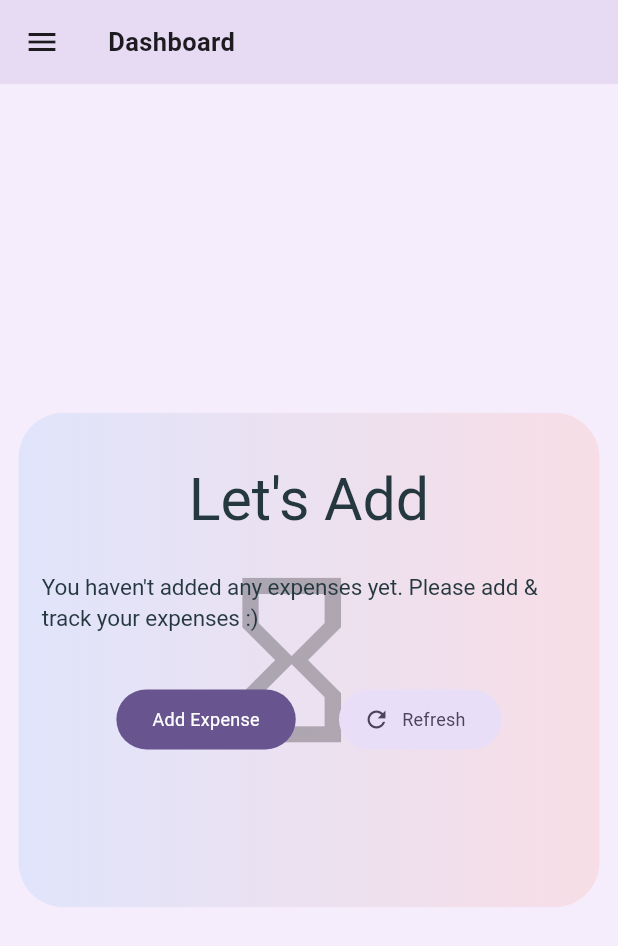
After one commit to chiggosVikash/expense_manager, a Flutter app: the screen it shows after launch, on a phone screen of 412 x 824 dp. The commit adds this screen. Shown: the top 946 px of the screen. Run offline on Flutter 3.47's test engine with Material 2 defaults, Android fonts, the phone set to English and light mode, and no system bars; our stand-ins replace flutter_riverpod, google_fonts, objectbox, riverpod_annotation, shared_preferences, syncfusion_flutter_charts; generated files the repository leaves out were written again; Roboto replaces fonts that are missing (WorkSans).

Commit message:
Fixed Dashboard Issue

```diff
--- a/lib/app_theme/theme_setting.dart
+++ b/lib/app_theme/theme_setting.dart
@@ -12,6 +12,7 @@ final darkTheme = ThemeData.dark(
 
 
 final lightTheme = ThemeData(
+  appBarTheme: AppBarTheme(backgroundColor: Colors.deepPurple.withOpacity(.15)),
   elevatedButtonTheme: const ElevatedButtonThemeData(
     style: ButtonStyle(
       // minimumSize: MaterialStateProperty.all<Size>(Size.fromWidth(50))
--- a/lib/main.dart
+++ b/lib/main.dart
@@ -22,6 +22,7 @@ class MyApp extends ConsumerWidget {
       builder: (context,ref,child) {
         final themeMode = ref.watch(themeManagerProvider);
         return MaterialApp(
+
           title: 'Expense Manager',
           onGenerateRoute: route.onGenerateRoute,
           debugShowCheckedModeBanner: false,
--- a/lib/providers/dashboard_manager/dashboard_manager.dart
+++ b/lib/providers/dashboard_manager/dashboard_manager.dart
@@ -131,6 +131,9 @@ class DashboardManager extends _$DashboardManager with DashboardQuery,LDBQuery i
   @override
   List<YearlyExpenseModel> yearlyExpenses() {
     final yearlyExpensesData =  yearlyExpensesQ();
+    if(yearlyExpensesData.isEmpty){
+      return [];
+    }
     if(yearlyExpensesData.length < 2){
       yearlyExpensesData[0].shader = _firstYearShed;
       return yearlyExpensesData;
--- /dev/null
+++ b/lib/screens/dashboard/data_not_found_msg.dart
@@ -0,0 +1,70 @@
+import 'package:expense_manager/extensions/media_query_extension.dart';
+import 'package:expense_manager/providers/dashboard_manager/dashboard_manager.dart';
+import 'package:expense_manager/screens/add_expense_screen/add_expense_screen.dart';
+import 'package:flutter/material.dart';
+import 'package:flutter_riverpod/flutter_riverpod.dart';
+import 'package:google_fonts/google_fonts.dart';
+
+class DataNotFound extends ConsumerWidget {
+  const DataNotFound({super.key});
+
+  @override
+  Widget build(BuildContext context,WidgetRef ref) {
+    return Column(
+      crossAxisAlignment: CrossAxisAlignment.start,
+      mainAxisAlignment: MainAxisAlignment.center,children: [
+        Container(
+          margin: EdgeInsets.symmetric(
+            horizontal: context.width*.03,
+          ),
+          height: context.height*.4,width: context.width,
+          decoration: BoxDecoration(
+            borderRadius: BorderRadius.circular(30),
+            gradient:LinearGradient(colors: [
+              Colors.blue.withOpacity(.1),
+              Colors.deepOrange.withOpacity(.1)
+            ])
+          ),
+          child: LayoutBuilder(
+            builder: (context,constraints) {
+              return Stack(
+                children: [
+                  Positioned(
+                      left: (constraints.biggest.width-(constraints.biggest.width*.4))/2,
+                      top: (constraints.biggest.height-(constraints.biggest.height*.4))/2,
+                      child: Opacity(opacity: .3,
+                          child: Icon(Icons.hourglass_empty,size: constraints.biggest.height*.4,))),
+                  Container(
+                    padding: EdgeInsets.symmetric(horizontal: constraints.biggest.width*.04,vertical: constraints.biggest.height*.03),
+                    child: Column(crossAxisAlignment: CrossAxisAlignment.start,children: [
+                      SizedBox(height: constraints.biggest.height*.06,),
+
+                      Center(child: Text("Let's Add",style: GoogleFonts.abyssinicaSil(
+                        fontSize: ((constraints.biggest.height+constraints.biggest.width)*context.aspectRatio)*.11
+                      ),)),
+                      SizedBox(height: constraints.biggest.height*.06,),
+
+                      const Text("You haven't added any expenses yet. Please add & track your expenses :) "),
+                      SizedBox(height: constraints.biggest.height*.1,),
+                      Row(mainAxisAlignment: MainAxisAlignment.center,children: [
+                        FilledButton(onPressed: (){
+                          Navigator.pushNamed(context, AddExpenseScreen.routeAddress);
+                        }, child: const  Text("Add Expense")),
+                        SizedBox(width: context.width*.07,),
+                        FilledButton.tonalIcon(icon: const Icon(Icons.refresh),
+                            onPressed: (){
+                              ref.read(dashboardManagerProvider.notifier).refreshPage();
+                            },
+                            label: const Text("Refresh"))
+                      ],)
+
+
+                    ],),
+                  )
+                ],
+              );
+            }
+          )),
+    ],);
+  }
+}
--- a/lib/screens/dashboard/expense_manager.dart
+++ b/lib/screens/dashboard/expense_manager.dart
@@ -1,5 +1,8 @@
+import 'package:expense_manager/databases/setup/objectbox_storage.dart';
 import 'package:expense_manager/extensions/media_query_extension.dart';
 import 'package:expense_manager/providers/dashboard_manager/dashboard_manager.dart';
+import 'package:expense_manager/screens/add_expense_screen/add_expense_screen.dart';
+import 'package:expense_manager/screens/dashboard/data_not_found_msg.dart';
 import 'package:flutter/material.dart';
 import 'package:flutter_riverpod/flutter_riverpod.dart';
 import '../../models/dashboard_models/monthly_expense_model.dart';
@@ -28,13 +31,8 @@ class _ExpenseManagerDashboardState extends ConsumerState<ExpenseManagerDashboar
   @override
   void initState() {
     super.initState();
-    // monthlyExpenseData = [
-    //   MonthlyExpenseModel(expenseAmount: 20000.0,month: "Apr"),
-    //   MonthlyExpenseModel(expenseAmount: 20000.0,month: "May"),
-    //   MonthlyExpenseModel(expenseAmount: 20000.0,month: "Jun"),
-    //   MonthlyExpenseModel(expenseAmount: 20000.0,month: "Jul"),
-    //   MonthlyExpenseModel(expenseAmount: 20000.0,month: "Aug"),
-    // ];
+    // ObjectBoxStore().expenseBox.removeAll();
+    // ObjectBoxStore().settingBox.removeAll();
 
   }
 
@@ -46,10 +44,27 @@ class _ExpenseManagerDashboardState extends ConsumerState<ExpenseManagerDashboar
       appBar: AppBar(
         title: const Text("Dashboard"),
       ),
-      body: Consumer(
+      body: Stack(
+        children: [
+          Container(color: Theme.of(context).colorScheme.secondaryContainer.withOpacity(.4),),
+          Consumer(
             builder: (context,ref,child) {
               final dashboardData = ref.watch(dashboardManagerProvider);
               return dashboardData.when(data: (dashboard){
+                if(dashboard.lastAddedExpense == null){
+                  return const DataNotFound();
+                  // return Center(child: Column(
+                  //   mainAxisAlignment: MainAxisAlignment.center,
+                  //   children: [
+                    // const Text("You have not added any expenses Please add Atleast one data"),
+                    // ElevatedButton(onPressed: (){
+                    //   Navigator.pushNamed(context, AddExpenseScreen.routeAddress);
+                    // }, child: const Text("Add Expense")),
+                    // ElevatedButton(onPressed: (){
+                    //   ref.read(dashboardManagerProvider.notifier).refreshPage();
+                    // }, child: const Text("Refresh Page"))
+                  // ],),);
+                }
                 return RefreshIndicator(
                   onRefresh: ref.read(dashboardManagerProvider.notifier).refreshPage,
                   child: ListView(
@@ -73,6 +88,8 @@ class _ExpenseManagerDashboardState extends ConsumerState<ExpenseManagerDashboar
                   loading: ()=> const Center(child: CircularProgressIndicator(),));
 
             }
+          ),
+        ],
       ),);
   }
 }
```
Also changed, not shown: 2 other files. Lines whose indentation alone changed are shown as unchanged.
